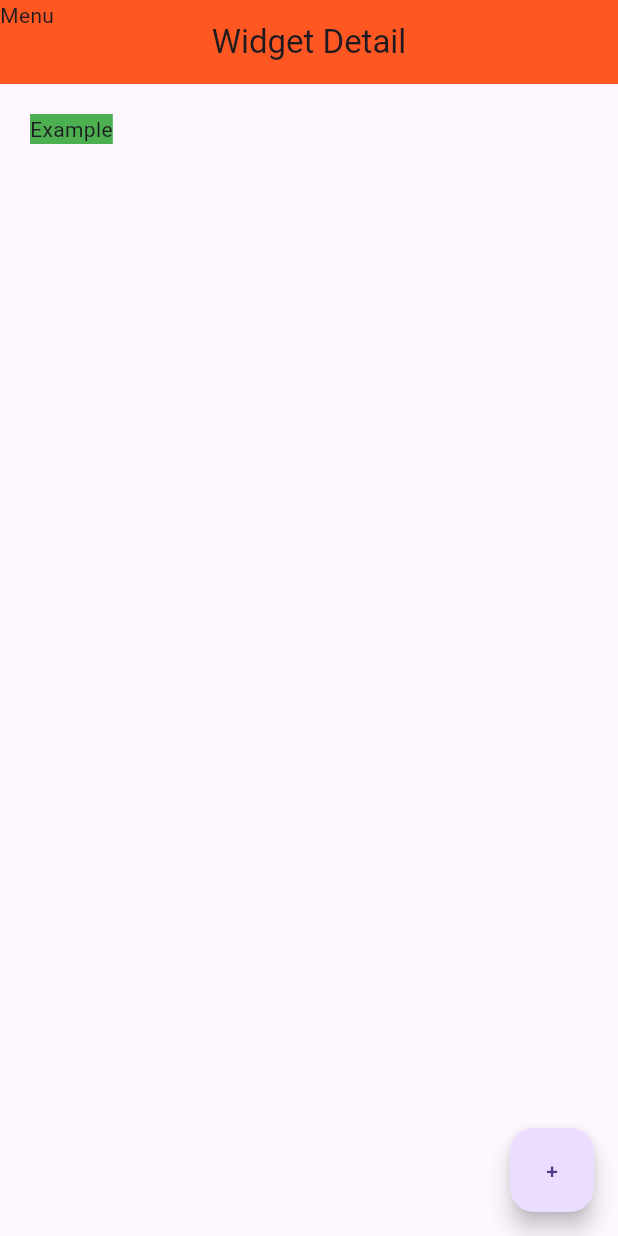
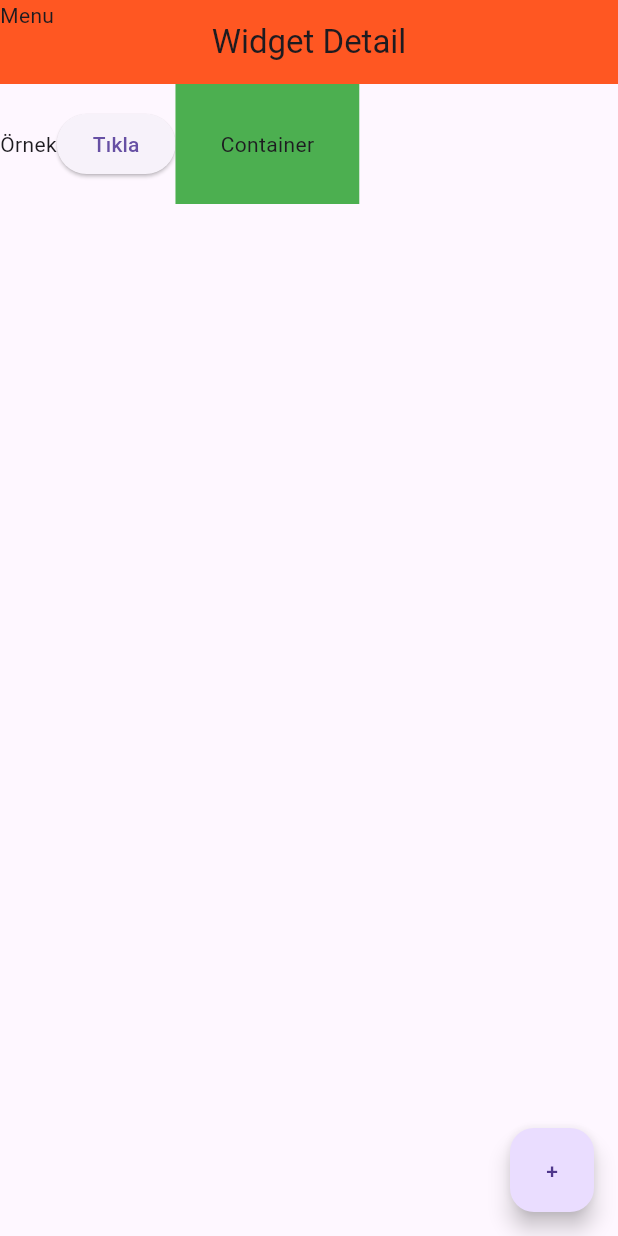
Before and after one commit to foreverxxxxxx/Flutter, a Flutter app: the screen it shows after launch, on a phone screen of 412 x 824 dp. Run offline on Flutter 3.47's test engine with Material 3 defaults, Android fonts, the phone set to English and light mode, and no system bars; our stand-ins replace google_fonts; Roboto replaces fonts that are missing (Acme).

Commit message:
Text, ElevatedButton and Container were used side by side using Row.

```diff
--- a/flutter_project/lib/main.dart
+++ b/flutter_project/lib/main.dart
@@ -26,16 +26,16 @@ class _WidgetDetailState extends State<WidgetDetail> {
           backgroundColor: Colors.deepOrange,
           leading: const Text("Menu"),
         ),
-        body: Container(
-          margin: EdgeInsets.all(20.0),
-          color: Colors.green,
-          //  child: const Padding(
-          // padding: const EdgeInsets.all(20.0),
-          // padding: const EdgeInsets.only(left: 20.0, top: 10.0),
-
-          //  padding: EdgeInsets.symmetric(vertical: 20.0, horizontal: 20.0),
-          child: const Text("Example"),
-          //)
+        body: Row(
+          children: [
+            const Text("Örnek"),
+            ElevatedButton(onPressed: () {}, child: const Text("Tıkla")),
+            Container(
+              padding: const EdgeInsets.all(30),
+              color: Colors.green,
+              child: const Text("Container"),
+            )
+          ],
         ),
         floatingActionButton: FloatingActionButton(
           onPressed: () {
```
